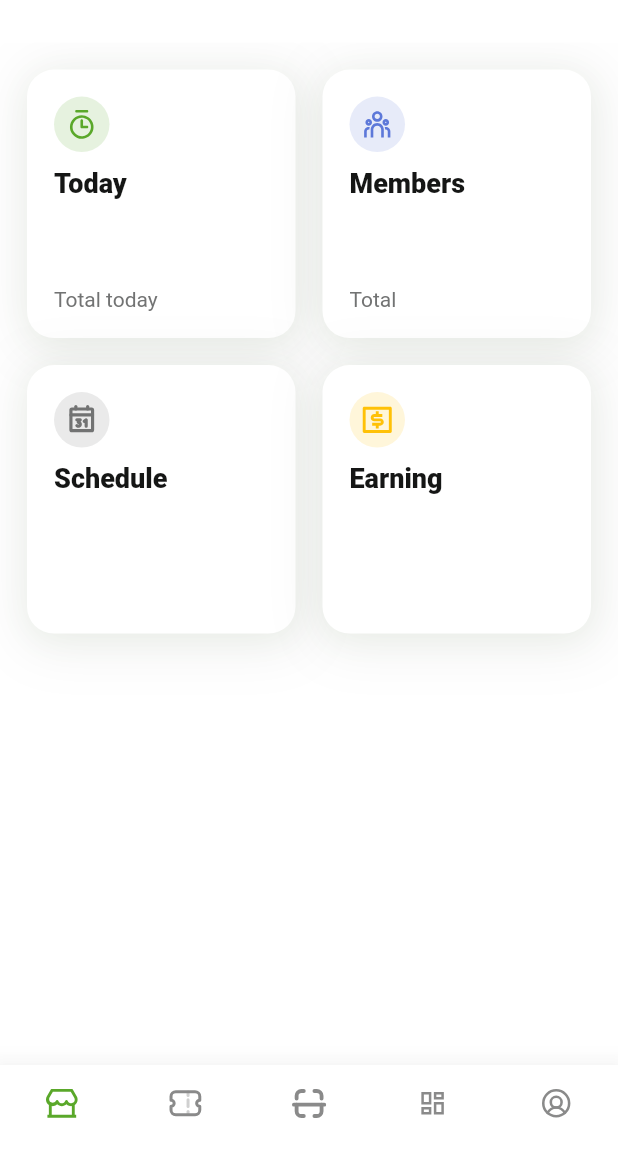
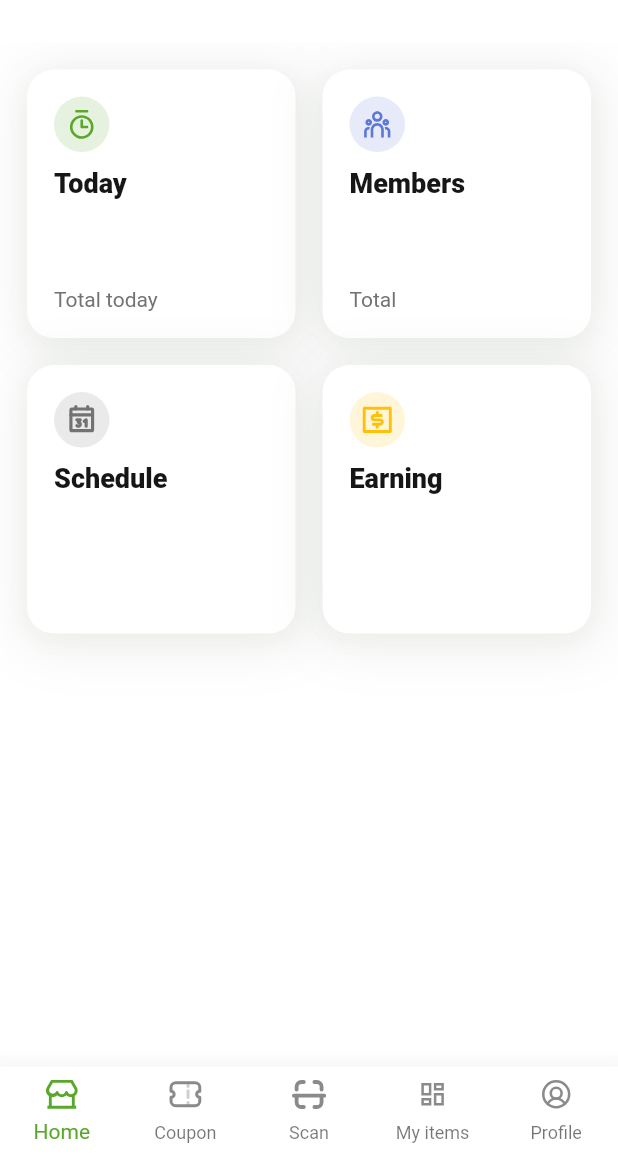
Before and after one commit to Vong3432/Pengo-penger, a Flutter app: the MyHomePage screen opened directly, on a phone screen of 412 x 824 dp, the part 81-1236 px from its top. Run offline on Flutter 3.47's test engine with Material 2 defaults, Android fonts, the phone set to English and light mode, and no system bars; our stand-ins replace after_layout, bloc, dio, equatable, firebase_core, firebase_messaging and 14 more; missing offline and left inert: checkbox_grouped, flutter_config, google_geocoding, jitsi_meet, menu_button, qr_code_scanner and 1 more; accounts and stored records are empty; network calls fail; Roboto replaces fonts that are missing (Work Sans).

Commit message:
chore: Minor UI changes
New changes:
- Add portrait mode only.
- Show labels in navigation bar.

```diff
--- a/lib/app.dart
+++ b/lib/app.dart
@@ -68,12 +68,12 @@ class _MyHomePageState extends State<MyHomePage> {
     });
   }
 
-  final List<String> _icons = <String>[
-    HOME_ICON_PATH,
-    COUPON_ICON_PATH,
-    SCAN_ICON_PATH,
-    ITEMS_ICON_PATH,
-    PROFILE_ICON_PATH,
+  final List<Map<String, String>> _icons = <Map<String, String>>[
+    <String, String>{"label": "Home", "path": HOME_ICON_PATH},
+    <String, String>{"label": "Coupon", "path": COUPON_ICON_PATH},
+    <String, String>{"label": "Scan", "path": SCAN_ICON_PATH},
+    <String, String>{"label": "My items", "path": ITEMS_ICON_PATH},
+    <String, String>{"label": "Profile", "path": PROFILE_ICON_PATH},
   ];
 
   @override
@@ -123,16 +123,16 @@ class _MyHomePageState extends State<MyHomePage> {
             // Manage your route names here
             switch (settings.name) {
               case '/':
-                builder = (BuildContext context) => HomePage();
+                builder = (BuildContext context) => const HomePage();
                 break;
               case '/coupons':
-                builder = (BuildContext context) => CouponPage();
+                builder = (BuildContext context) => const CouponPage();
                 break;
               case '/items':
-                builder = (BuildContext context) => ItemsPage();
+                builder = (BuildContext context) => const ItemsPage();
                 break;
               case '/profile':
-                builder = (BuildContext context) => ProfilePage();
+                builder = (BuildContext context) => const ProfilePage();
                 break;
               default:
                 throw Exception('Invalid route: ${settings.name}');
@@ -153,9 +153,9 @@ class _MyHomePageState extends State<MyHomePage> {
               ? primaryColor
               : textColor.withOpacity(0.5);
           return BottomNavigationBarItem(
-            label: "",
+            label: _icons[index]["label"],
             icon: SvgPicture.asset(
-              _icons[index],
+              _icons[index]["path"]!,
               color: color,
               width: 23,
               height: 23,
@@ -164,8 +164,8 @@ class _MyHomePageState extends State<MyHomePage> {
           );
         }),
         elevation: 17,
-        showSelectedLabels: false,
-        showUnselectedLabels: false,
+        showSelectedLabels: true,
+        showUnselectedLabels: true,
         type: BottomNavigationBarType.fixed,
         backgroundColor: whiteColor,
         currentIndex: _selectedIndex,
--- a/lib/main.dart
+++ b/lib/main.dart
@@ -1,6 +1,7 @@
 import 'package:flutter/cupertino.dart';
 import 'package:flutter/foundation.dart';
 import 'package:flutter/material.dart';
+import 'package:flutter/services.dart';
 import 'package:flutter_bloc/flutter_bloc.dart';
 import 'package:flutter_config/flutter_config.dart';
 import 'package:flutter_dotenv/flutter_dotenv.dart';
@@ -20,6 +21,10 @@ void main() async {
   // initializeJsonMapper();
   WidgetsFlutterBinding.ensureInitialized();
   await FlutterConfig.loadEnvVariables();
+  await SystemChrome.setPreferredOrientations([
+    DeviceOrientation.portraitUp,
+    DeviceOrientation.portraitDown,
+  ]);
   // SystemChrome.setEnabledSystemUIOverlays([SystemUiOverlay.top]);
   await PushNotificationManager().init();
   runApp(const MyApp());
```
